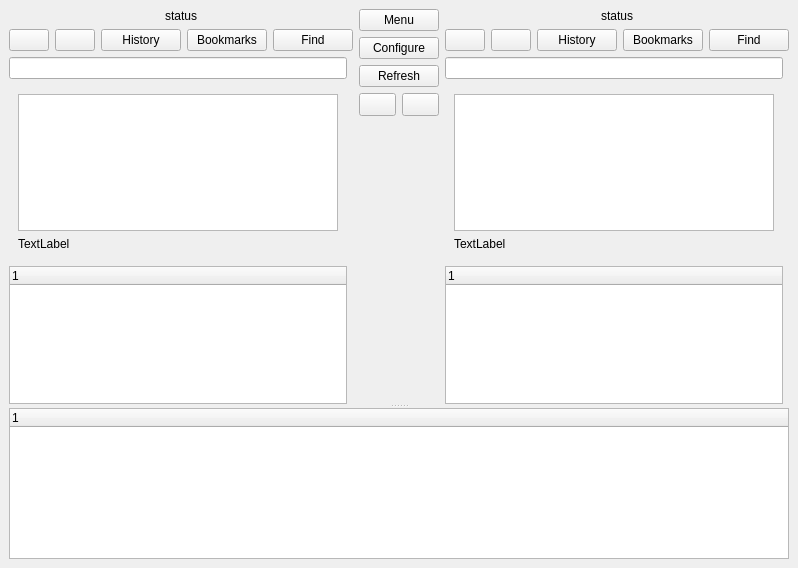
Before: the Qt Designer form src/mainwin.ui in suncore/dflynav, drawn with Qt 5.
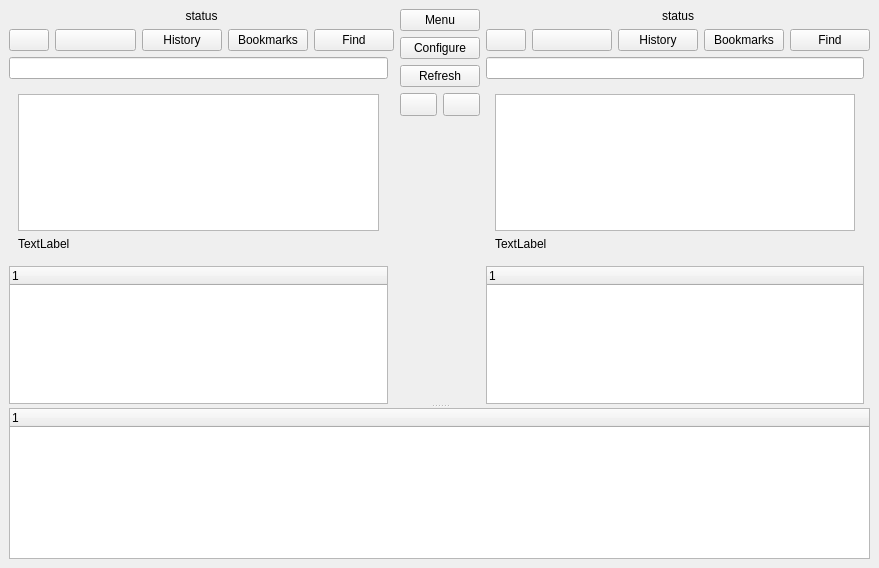
After: the same form once the commit is applied.

Diff of the .ui file:
```diff
--- a/src/mainwin.ui
+++ b/src/mainwin.ui
@@ -6,7 +6,7 @@
    <rect>
     <x>0</x>
     <y>0</y>
-    <width>766</width>
+    <width>879</width>
     <height>568</height>
    </rect>
   </property>
```
Left out of the diff: 4 changed lines with no effect on the pictures.
